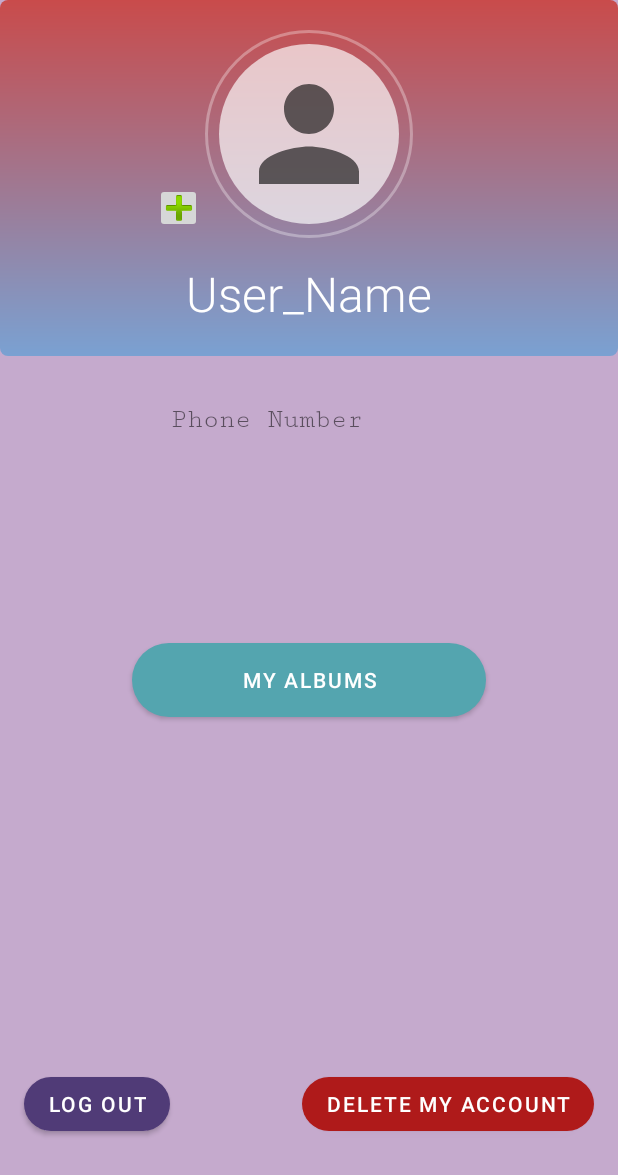
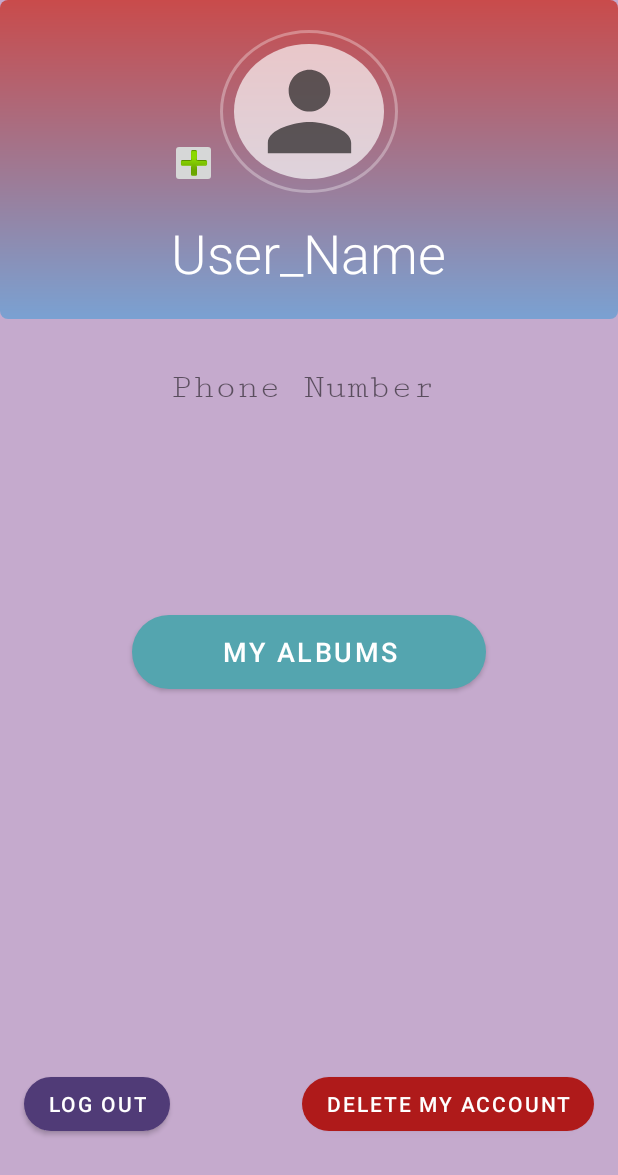
Before and after one commit to ShirBoxer/FamilyPortraitApp, an Android app: the layout fragment_profile.xml on its own in the app's theme, with its tools: preview values and no code run, on a phone screen of 412 x 824 dp. Shown: the top 1175 px of the screen. Run offline under Robolectric (Android 15) with nearby library versions, the phone set to English and light mode, and no system bars.

```diff
--- a/app/src/main/java/com/example/familyportraitapp/LoginFragment.java
+++ b/app/src/main/java/com/example/familyportraitapp/LoginFragment.java
@@ -19,7 +19,7 @@ import android.widget.TextView;
 import android.widget.Toast;
 
 import com.example.familyportraitapp.model.Model;
-
+import com.example.familyportraitapp.model.MyApplication;
 
 
 public class LoginFragment extends Fragment {
@@ -73,7 +73,7 @@ public class LoginFragment extends Fragment {
                     Navigation.findNavController(view).navigate(R.id.action_loginFragment_to_feedFragment);
                 }else{
                     loginBtn.setEnabled(true);
-                    Toast.makeText(getContext(), "Please try again", Toast.LENGTH_LONG).show();
+                    Toast.makeText(MyApplication.context, "Please try again", Toast.LENGTH_LONG).show();
                     Log.d("TAG", "Login failed for User : " + email);
                 }
             });
@@ -91,7 +91,7 @@ public class LoginFragment extends Fragment {
                 String mail = resetMail.getText().toString();
                 Model.instance.resetPassword(mail, (success) -> {
                     if (success) {
-                        Toast.makeText(getContext(), "Reset Link Sent To Your Email", Toast.LENGTH_LONG).show();
+                        Toast.makeText(MyApplication.context, "Reset Link Sent To Your Email", Toast.LENGTH_LONG).show();
                         Log.d("PASSWORD", "Reset password  success: ");
 
                     } else {
--- a/app/src/main/java/com/example/familyportraitapp/MainFragment.java
+++ b/app/src/main/java/com/example/familyportraitapp/MainFragment.java
@@ -9,6 +9,9 @@ import android.view.LayoutInflater;
 import android.view.View;
 import android.view.ViewGroup;
 import android.widget.Button;
+import android.widget.Toast;
+
+import com.example.familyportraitapp.model.MyApplication;
 
 
 public class MainFragment extends Fragment {
--- a/app/src/main/java/com/example/familyportraitapp/RegisterFragment.java
+++ b/app/src/main/java/com/example/familyportraitapp/RegisterFragment.java
@@ -17,6 +17,7 @@ import android.widget.ProgressBar;
 import android.widget.Toast;
 
 import com.example.familyportraitapp.model.Model;
+import com.example.familyportraitapp.model.MyApplication;
 import com.example.familyportraitapp.model.User;
 
 import java.util.ArrayList;
@@ -95,7 +96,7 @@ public class RegisterFragment extends Fragment {
 
             Model.instance.createUser(user ,pass1, (success) -> {
                 if(success) {
-                    Toast.makeText(getContext(), "SUCCESS", Toast.LENGTH_LONG).show();
+                    Toast.makeText(MyApplication.context, "SUCCESS", Toast.LENGTH_LONG).show();
                     Log.d("USER","User " + user.getId() +  " added successfully");
                     Navigation.findNavController(view).navigate(R.id.action_registerFragment_to_loginFragment);
                 }
@@ -104,7 +105,7 @@ public class RegisterFragment extends Fragment {
                     pb.setVisibility(View.GONE);
                     regBtn.setEnabled(true);
                      Log.d("USER","User " + user.getId() +  " Failed to create user");
-                    Toast.makeText(getContext(), "Please try again", Toast.LENGTH_LONG).show();
+                    Toast.makeText(MyApplication.context, "Please try again", Toast.LENGTH_LONG).show();
                  }
             });
 
--- a/app/src/main/java/com/example/familyportraitapp/model/ModelFirebase.java
+++ b/app/src/main/java/com/example/familyportraitapp/model/ModelFirebase.java
@@ -3,7 +3,6 @@ package com.example.familyportraitapp.model;
 import android.graphics.Bitmap;
 import android.net.Uri;
 import android.util.Log;
-import android.widget.Toast;
 
 import androidx.annotation.NonNull;
 import androidx.lifecycle.MutableLiveData;
--- a/app/src/main/res/layout/album_list_row.xml
+++ b/app/src/main/res/layout/album_list_row.xml
@@ -31,6 +31,8 @@
         android:layout_marginTop="16dp"
         android:layout_marginEnd="16dp"
         android:text="State"
+        android:textSize="18sp"
+        android:textStyle="bold"
         app:layout_constraintEnd_toEndOf="parent"
         app:layout_constraintStart_toEndOf="@+id/album_list_row_img"
         app:layout_constraintTop_toTopOf="parent" />
@@ -40,10 +42,11 @@
         android:layout_width="0dp"
         android:layout_height="0dp"
         android:layout_marginStart="16dp"
-        android:layout_marginTop="16dp"
+        android:layout_marginTop="24dp"
         android:layout_marginEnd="16dp"
         android:layout_marginBottom="24dp"
         android:text="Description"
+        android:textStyle="italic"
         app:layout_constraintBottom_toBottomOf="parent"
         app:layout_constraintEnd_toEndOf="parent"
         app:layout_constraintStart_toEndOf="@+id/album_list_row_img"
--- a/app/src/main/res/layout/fragment_profile.xml
+++ b/app/src/main/res/layout/fragment_profile.xml
@@ -33,8 +33,8 @@
 
                 <ImageView
                     android:id="@+id/profile_f_user_img_iv"
-                    android:layout_width="120dp"
-                    android:layout_height="120dp"
+                    android:layout_width="100dp"
+                    android:layout_height="90dp"
                     android:layout_marginStart="9dp"
                     android:layout_marginTop="9dp"
                     android:layout_marginEnd="9dp"
@@ -56,8 +56,9 @@
                 android:layout_marginTop="15sp"
                 android:fontFamily="sans-serif-light"
                 android:text="User_Name"
+                android:textAlignment="center"
                 android:textColor="@color/white"
-                android:textSize="32sp" />
+                android:textSize="36sp" />
 
             <ImageButton
                 android:id="@+id/profile_f_img_btn_btn"
@@ -82,6 +83,7 @@
         android:layout_marginTop="100dp"
         android:layout_marginEnd="160dp"
         android:text="My Albums"
+        android:textSize="18sp"
         app:backgroundTint="#54A5AF"
         app:cornerRadius="30sp"
         app:layout_constraintEnd_toEndOf="parent"
@@ -122,7 +124,7 @@
         android:fontFamily="serif-monospace"
         android:text="Phone Number"
         android:textColorHint="#C9052350"
-        android:textSize="18sp"
+        android:textSize="24sp"
         app:layout_constraintEnd_toEndOf="parent"
         app:layout_constraintHorizontal_bias="0.0"
         app:layout_constraintStart_toStartOf="parent"
```
Also changed, not shown: app/src/main/java/com/example/familyportraitapp/AlbumFragment.java (+6 -8 lines), app/src/main/java/com/example/familyportraitapp/EditAlbumFragment.java (+17 -15 lines).
